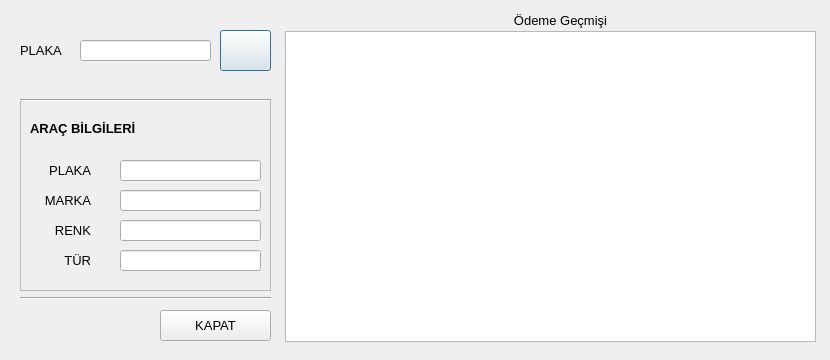
ydcpp/ParkingLotManagement, file forms/vehiclesearch.ui: the form before one commit.
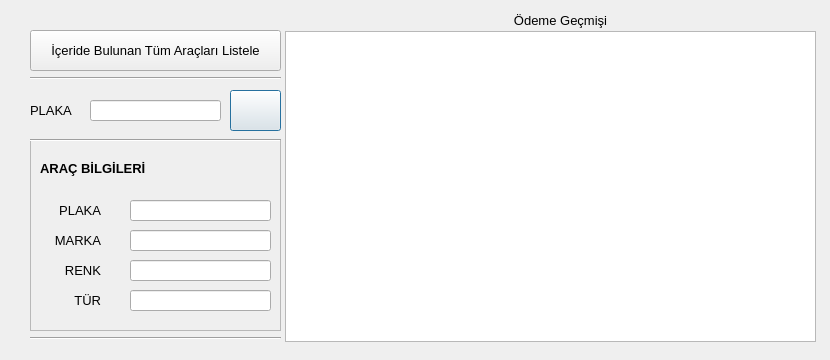
The form after the commit. Icons and pictures are not drawn.

What changed in the file:
```diff
--- a/forms/vehiclesearch.ui
+++ b/forms/vehiclesearch.ui
@@ -46,8 +46,8 @@
   <widget class="QLabel" name="label">
    <property name="geometry">
     <rect>
-     <x>20</x>
-     <y>40</y>
+     <x>30</x>
+     <y>100</y>
      <width>51</width>
      <height>20</height>
     </rect>
@@ -59,8 +59,8 @@
   <widget class="QLineEdit" name="lineEdit_search">
    <property name="geometry">
     <rect>
-     <x>80</x>
-     <y>40</y>
+     <x>90</x>
+     <y>100</y>
      <width>131</width>
      <height>21</height>
     </rect>
@@ -69,8 +69,8 @@
   <widget class="QPushButton" name="pushButton_search">
    <property name="geometry">
     <rect>
-     <x>220</x>
-     <y>30</y>
+     <x>230</x>
+     <y>90</y>
      <width>51</width>
      <height>41</height>
     </rect>
@@ -95,8 +95,8 @@
   <widget class="QLabel" name="label_error">
    <property name="geometry">
     <rect>
-     <x>20</x>
-     <y>70</y>
+     <x>30</x>
+     <y>110</y>
      <width>251</width>
      <height>20</height>
     </rect>
@@ -127,8 +127,8 @@
   <widget class="QFrame" name="frame">
    <property name="geometry">
     <rect>
-     <x>20</x>
-     <y>100</y>
+     <x>30</x>
+     <y>140</y>
      <width>251</width>
      <height>191</height>
     </rect>
@@ -278,8 +278,8 @@
   <widget class="Line" name="line">
    <property name="geometry">
     <rect>
-     <x>20</x>
-     <y>90</y>
+     <x>30</x>
+     <y>130</y>
      <width>251</width>
      <height>20</height>
     </rect>
@@ -291,8 +291,8 @@
   <widget class="Line" name="line_2">
    <property name="geometry">
     <rect>
-     <x>20</x>
-     <y>290</y>
+     <x>30</x>
+     <y>330</y>
      <width>251</width>
      <height>16</height>
     </rect>
@@ -301,17 +301,30 @@
     <enum>Qt::Horizontal</enum>
    </property>
   </widget>
-  <widget class="QPushButton" name="pushButton_close">
+  <widget class="Line" name="line_3">
    <property name="geometry">
     <rect>
-     <x>160</x>
-     <y>310</y>
-     <width>111</width>
-     <height>31</height>
+     <x>30</x>
+     <y>70</y>
+     <width>251</width>
+     <height>16</height>
+    </rect>
+   </property>
+   <property name="orientation">
+    <enum>Qt::Horizontal</enum>
+   </property>
+  </widget>
+  <widget class="QPushButton" name="pushButton_listAll">
+   <property name="geometry">
+    <rect>
+     <x>30</x>
+     <y>30</y>
+     <width>251</width>
+     <height>41</height>
     </rect>
    </property>
    <property name="text">
-    <string>KAPAT</string>
+    <string>İçeride Bulunan Tüm Araçları Listele</string>
    </property>
   </widget>
  </widget>
```
Left out of the diff: 10 changed lines with no effect on the pictures.
